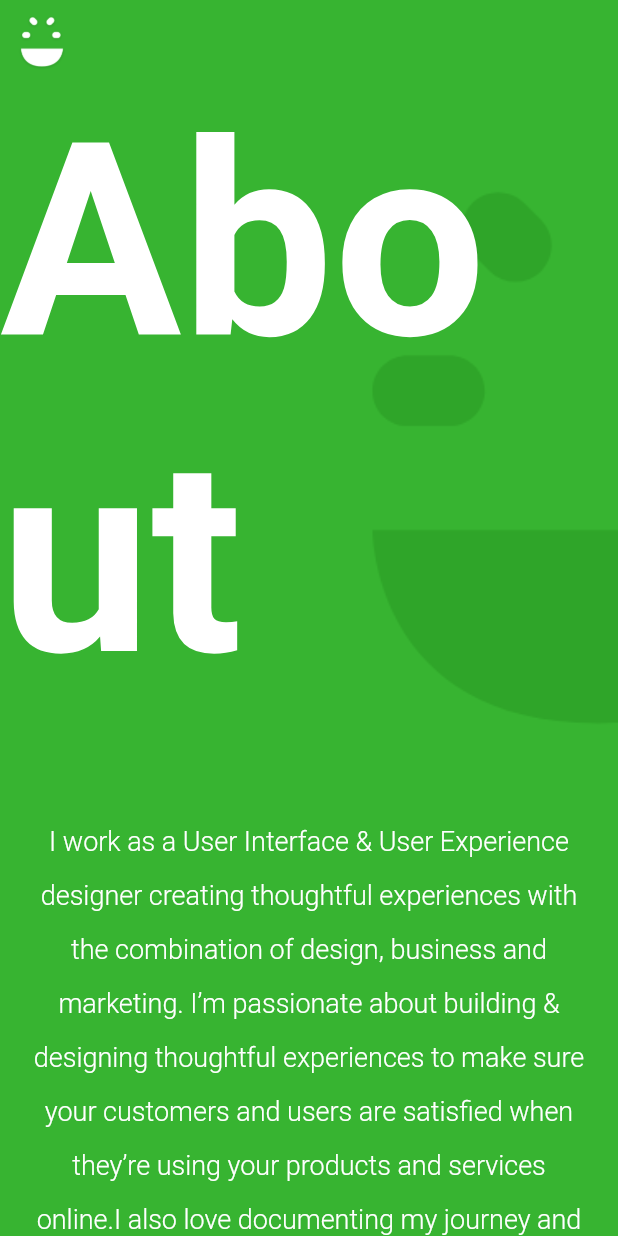
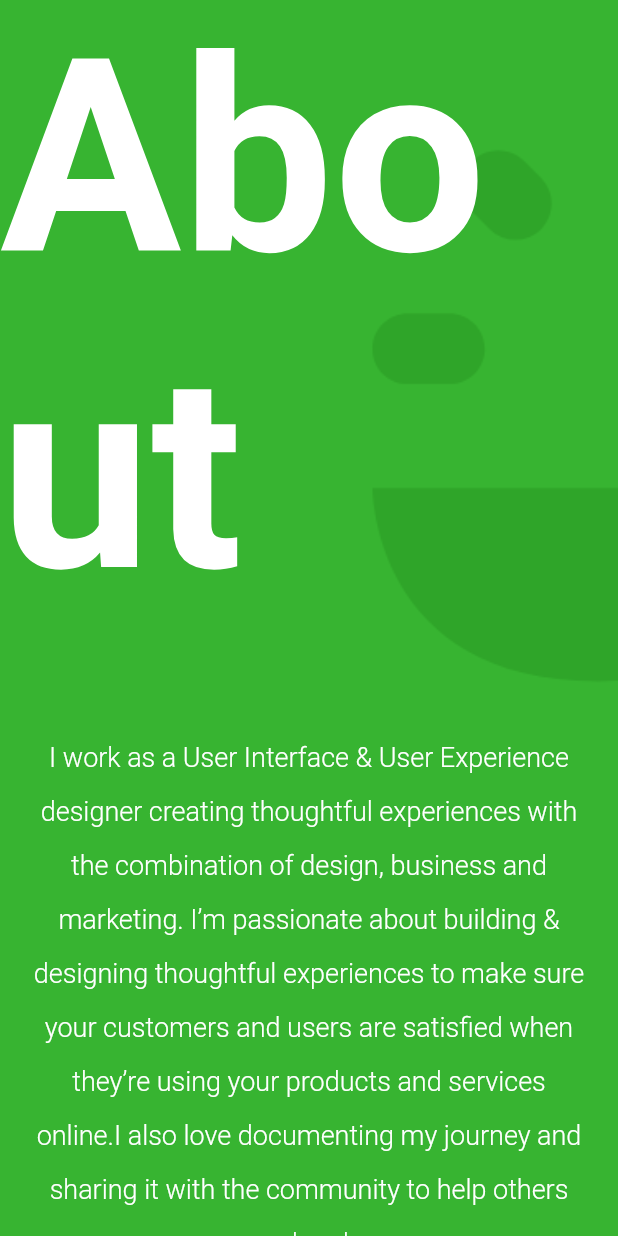
Before and after one commit to popthatpixel/pixelpop_website, a Flutter app: the About screen opened by its route, on a phone screen of 412 x 824 dp. Run offline on Flutter 3.47's test engine with Material 2 defaults, Android fonts, the light colour scheme and no system bars; our stand-ins replace font_awesome_flutter, google_fonts; missing offline and left inert: dart:html.

Commit message:
Removed the app bar

```diff
--- a/lib/Screens/About/About.dart
+++ b/lib/Screens/About/About.dart
@@ -2,31 +2,12 @@ import 'package:flutter/material.dart';
 import 'package:pixelpop/Screens/About/LargeScreen.dart';
 import 'package:pixelpop/Screens/About/MediumScreen.dart';
 import 'package:pixelpop/Screens/About/SmallScreen.dart';
-import 'package:pixelpop/Utility/Colors.dart';
 import 'package:pixelpop/Utility/Responsive_Utility.dart';
 
 class About extends StatelessWidget {
   @override
   Widget build(BuildContext context) {
     return Scaffold(
-      appBar: AppBar(
-        backgroundColor: MyColors.green,
-        elevation: 0,
-        leading: Padding(
-          padding: const EdgeInsets.all(8.0),
-          child: InkWell(
-            child: Image(
-              image: AssetImage(
-                'assets/logos/logo.png',
-              ),
-              fit: BoxFit.contain,
-            ),
-            onTap: () {
-              Navigator.pushNamed(context, '/');
-            },
-          ),
-        ),
-      ),
       body: Container(
         child: ResponsiveUtility(
           largeScreen: AboutLargeScreen(),
```
